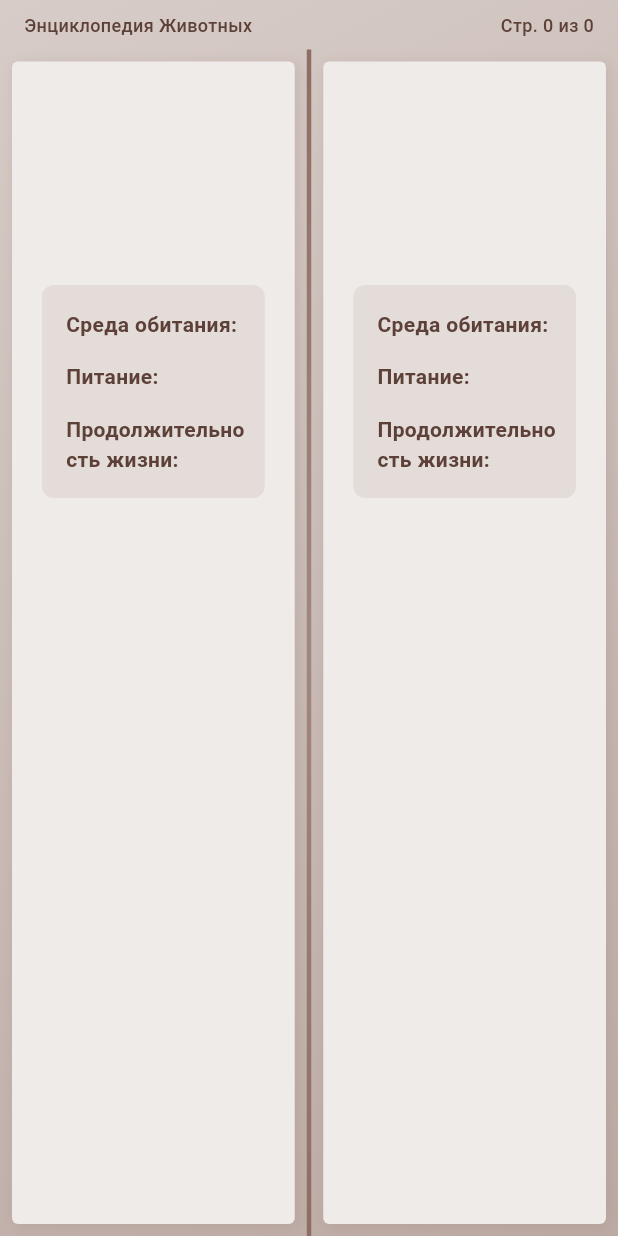
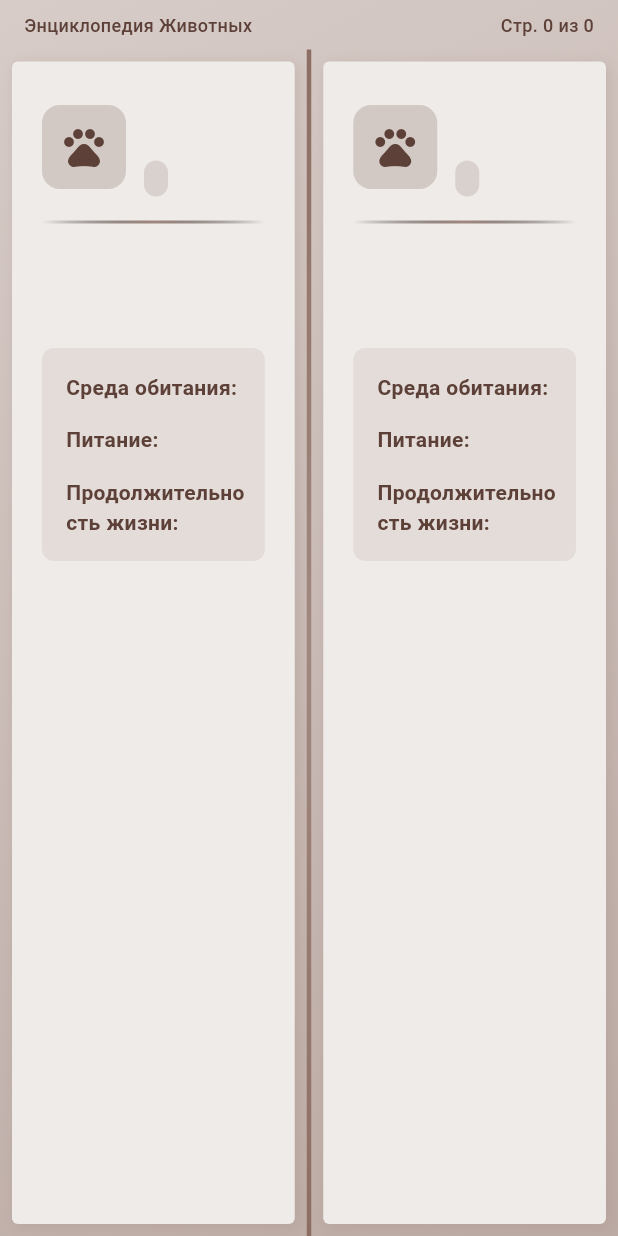
Before and after one commit to yaroslav20568/animal_kingdom, a Flutter app: the BookPagesWidget widget shown alone on an empty page, opened directly with empty values, on a phone screen of 412 x 824 dp. Run offline on Flutter 3.47's test engine with Material 3 defaults, Android fonts, the phone set to English and light mode, and no system bars.

Commit message:
feat: add animal icons, categories and enhance page design with visual elements

```diff
--- a/lib/data/animals_repository.dart
+++ b/lib/data/animals_repository.dart
@@ -11,6 +11,7 @@ class AnimalsRepository {
       habitat: 'Саванны и луга Африки',
       diet: 'Плотоядное',
       lifespan: '10-14 лет в дикой природе',
+      category: 'Млекопитающее',
     ),
     const Animal(
       id: '2',
@@ -21,6 +22,7 @@ class AnimalsRepository {
       habitat: 'Саванны, леса и пустыни Африки и Азии',
       diet: 'Травоядное',
       lifespan: '60-70 лет',
+      category: 'Млекопитающее',
     ),
     const Animal(
       id: '3',
@@ -31,6 +33,7 @@ class AnimalsRepository {
       habitat: 'Горы, леса, открытые пространства',
       diet: 'Плотоядное',
       lifespan: '20-30 лет',
+      category: 'Птица',
     ),
     const Animal(
       id: '4',
@@ -41,6 +44,7 @@ class AnimalsRepository {
       habitat: 'Океаны и моря по всему миру',
       diet: 'Плотоядное',
       lifespan: '20-50 лет',
+      category: 'Морское',
     ),
     const Animal(
       id: '5',
@@ -51,6 +55,7 @@ class AnimalsRepository {
       habitat: 'Тропические леса, саванны, мангровые заросли Азии',
       diet: 'Плотоядное',
       lifespan: '10-15 лет в дикой природе',
+      category: 'Млекопитающее',
     ),
     const Animal(
       id: '6',
@@ -61,6 +66,7 @@ class AnimalsRepository {
       habitat: 'Леса, горы, тундра Северного полушария',
       diet: 'Всеядное',
       lifespan: '20-30 лет',
+      category: 'Млекопитающее',
     ),
     const Animal(
       id: '7',
@@ -71,6 +77,7 @@ class AnimalsRepository {
       habitat: 'Саванны и открытые леса Африки',
       diet: 'Травоядное',
       lifespan: '20-25 лет',
+      category: 'Млекопитающее',
     ),
     const Animal(
       id: '8',
@@ -81,6 +88,7 @@ class AnimalsRepository {
       habitat: 'Антарктида и прибрежные воды Южного полушария',
       diet: 'Плотоядное',
       lifespan: '15-20 лет',
+      category: 'Птица',
     ),
   ];
 
--- a/lib/models/animal.dart
+++ b/lib/models/animal.dart
@@ -6,6 +6,7 @@ class Animal {
   final String habitat;
   final String diet;
   final String lifespan;
+  final String category;
 
   const Animal({
     required this.id,
@@ -15,5 +16,6 @@ class Animal {
     required this.habitat,
     required this.diet,
     required this.lifespan,
+    required this.category,
   });
 }
--- /dev/null
+++ b/lib/utils/animal_icons.dart
@@ -0,0 +1,39 @@
+import 'package:flutter/material.dart';
+
+class AnimalIcons {
+  static IconData getIconForAnimal(String animalName) {
+    switch (animalName.toLowerCase()) {
+      case 'лев':
+        return Icons.pets;
+      case 'слон':
+        return Icons.forest;
+      case 'орёл':
+        return Icons.flight;
+      case 'дельфин':
+        return Icons.water;
+      case 'тигр':
+        return Icons.pets;
+      case 'медведь':
+        return Icons.forest;
+      case 'жираф':
+        return Icons.pets;
+      case 'пингвин':
+        return Icons.ac_unit;
+      default:
+        return Icons.pets;
+    }
+  }
+
+  static Color getColorForCategory(String category) {
+    switch (category.toLowerCase()) {
+      case 'млекопитающее':
+        return Colors.orange.shade700;
+      case 'птица':
+        return Colors.blue.shade700;
+      case 'морское':
+        return Colors.cyan.shade700;
+      default:
+        return Colors.brown.shade700;
+    }
+  }
+}
--- a/lib/widgets/book_pages_widget.dart
+++ b/lib/widgets/book_pages_widget.dart
@@ -1,5 +1,6 @@
 import 'package:flutter/material.dart';
 import 'package:animal_kingdom/models/animal.dart';
+import 'package:animal_kingdom/utils/animal_icons.dart';
 
 class BookPagesWidget extends StatelessWidget {
   final Animal leftPageAnimal;
@@ -96,20 +97,71 @@ class BookPagesWidget extends StatelessWidget {
       child: Column(
         crossAxisAlignment: CrossAxisAlignment.start,
         children: [
+          Row(
+            children: [
               Container(
-            padding: const EdgeInsets.only(bottom: 12),
+                padding: const EdgeInsets.all(12),
                 decoration: BoxDecoration(
-              border: Border(
-                bottom: BorderSide(color: Colors.brown.shade300, width: 2),
+                  color: AnimalIcons.getColorForCategory(animal.category)
+                      .withValues(alpha: 0.2),
+                  borderRadius: BorderRadius.circular(12),
+                ),
+                child: Icon(
+                  AnimalIcons.getIconForAnimal(animal.name),
+                  size: 32,
+                  color: AnimalIcons.getColorForCategory(animal.category),
                 ),
               ),
-            child: Text(
+              const SizedBox(width: 12),
+              Expanded(
+                child: Column(
+                  crossAxisAlignment: CrossAxisAlignment.start,
+                  children: [
+                    Text(
                       animal.name,
                       style: TextStyle(
-                fontSize: 28,
+                        fontSize: 26,
                         fontWeight: FontWeight.bold,
                         color: Colors.brown.shade900,
                         letterSpacing: 0.5,
+                      ),
+                    ),
+                    const SizedBox(height: 4),
+                    Container(
+                      padding: const EdgeInsets.symmetric(
+                        horizontal: 8,
+                        vertical: 4,
+                      ),
+                      decoration: BoxDecoration(
+                        color: AnimalIcons.getColorForCategory(animal.category)
+                            .withValues(alpha: 0.15),
+                        borderRadius: BorderRadius.circular(12),
+                      ),
+                      child: Text(
+                        animal.category,
+                        style: TextStyle(
+                          fontSize: 11,
+                          fontWeight: FontWeight.w600,
+                          color: AnimalIcons.getColorForCategory(animal.category),
+                          letterSpacing: 0.5,
+                        ),
+                      ),
+                    ),
+                  ],
+                ),
+              ),
+            ],
+          ),
+          Container(
+            margin: const EdgeInsets.only(top: 16, bottom: 12),
+            height: 2,
+            decoration: BoxDecoration(
+              gradient: LinearGradient(
+                colors: [
+                  Colors.transparent,
+                  Colors.brown.shade300,
+                  Colors.transparent,
+                ],
               ),
             ),
           ),
```
Also changed, not shown: 1 other file. Lines whose indentation alone changed are shown as unchanged.
